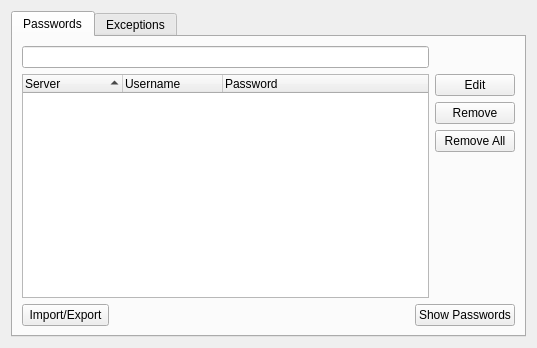
Old version of the form src/lib/preferences/autofillmanager.ui in the repository QupZilla/qupzilla.
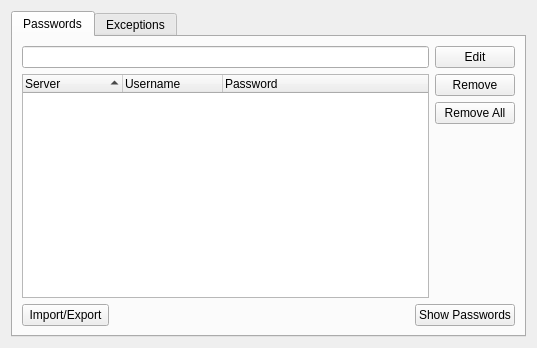
New version of the form. Custom widgets are drawn as their Qt base class.

Commit message: Search field in password preferences - styling fix

The edit to the form file:
```diff
--- a/src/lib/preferences/autofillmanager.ui
+++ b/src/lib/preferences/autofillmanager.ui
@@ -52,44 +52,6 @@
          </column>
         </widget>
        </item>
-       <item row="2" column="1">
-        <layout class="QVBoxLayout" name="verticalLayout">
-         <item>
-          <widget class="QPushButton" name="editPass">
-           <property name="text">
-            <string>Edit</string>
-           </property>
-          </widget>
-         </item>
-         <item>
-          <widget class="QPushButton" name="removePass">
-           <property name="text">
-            <string>Remove</string>
-           </property>
-          </widget>
-         </item>
-         <item>
-          <widget class="QPushButton" name="removeAllPass">
-           <property name="text">
-            <string>Remove All</string>
-           </property>
-          </widget>
-         </item>
-         <item>
-          <spacer name="verticalSpacer">
-           <property name="orientation">
-            <enum>Qt::Vertical</enum>
-           </property>
-           <property name="sizeHint" stdset="0">
-            <size>
-             <width>20</width>
-             <height>40</height>
-            </size>
-           </property>
-          </spacer>
-         </item>
-        </layout>
-       </item>
        <item row="3" column="0" colspan="2">
         <layout class="QHBoxLayout" name="showPasswordsLayout">
          <item>
@@ -137,6 +99,44 @@
        <item row="1" column="0">
         <widget class="LineEdit" name="search"/>
        </item>
+       <item row="1" column="1" rowspan="2">
+        <layout class="QVBoxLayout" name="verticalLayout">
+         <item>
+          <widget class="QPushButton" name="editPass">
+           <property name="text">
+            <string>Edit</string>
+           </property>
+          </widget>
+         </item>
+         <item>
+          <widget class="QPushButton" name="removePass">
+           <property name="text">
+            <string>Remove</string>
+           </property>
+          </widget>
+         </item>
+         <item>
+          <widget class="QPushButton" name="removeAllPass">
+           <property name="text">
+            <string>Remove All</string>
+           </property>
+          </widget>
+         </item>
+         <item>
+          <spacer name="verticalSpacer">
+           <property name="orientation">
+            <enum>Qt::Vertical</enum>
+           </property>
+           <property name="sizeHint" stdset="0">
+            <size>
+             <width>20</width>
+             <height>40</height>
+            </size>
+           </property>
+          </spacer>
+         </item>
+        </layout>
+       </item>
       </layout>
      </widget>
      <widget class="QWidget" name="tabExcept">
```
